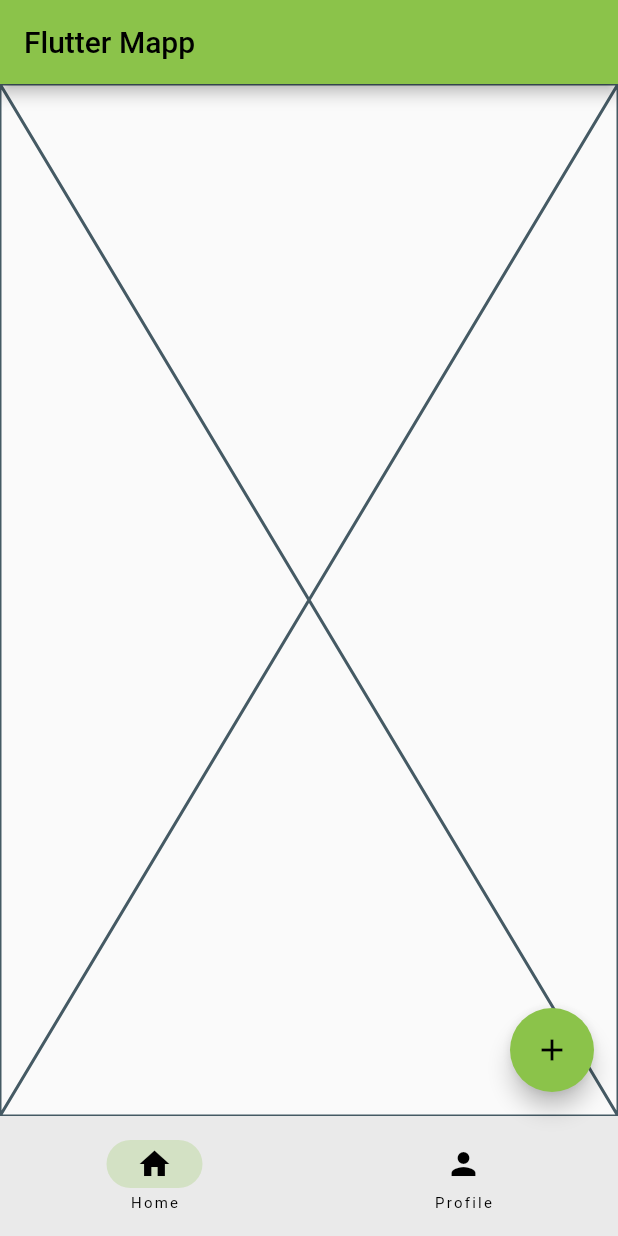
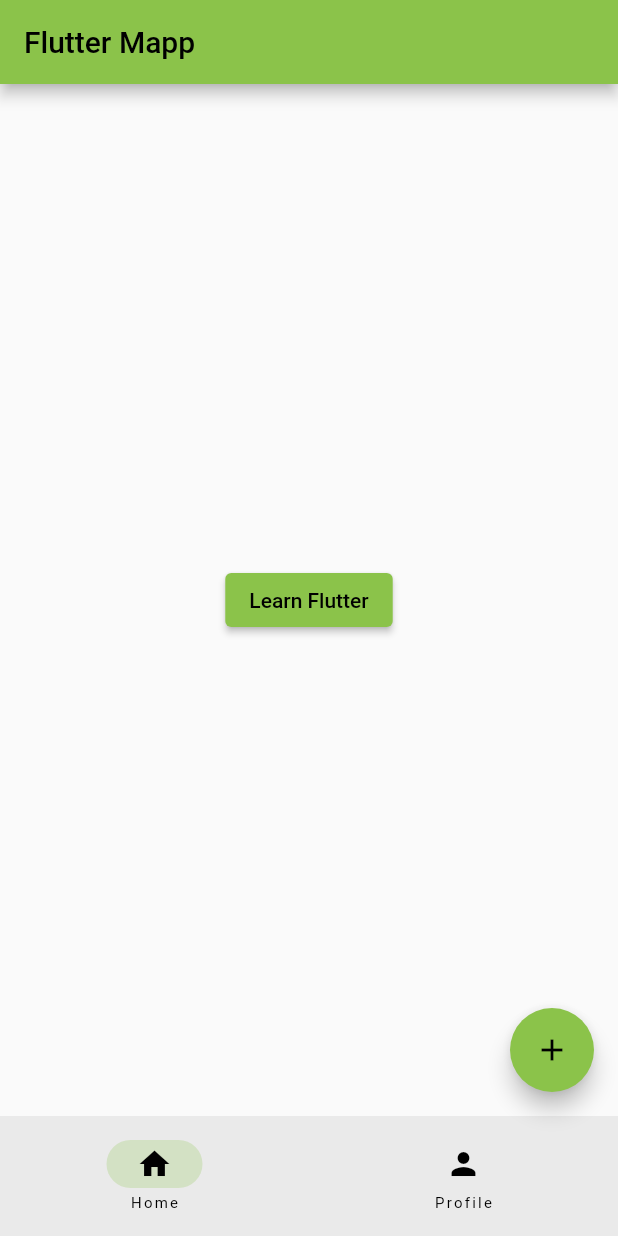
Before and after one commit to gogamid/flutter-mapp-1h, a Flutter app: the screen it shows after launch, on a phone screen of 412 x 824 dp. Run offline on Flutter 3.47's test engine with Material 2 defaults, Android fonts, the phone set to English and light mode, and no system bars.

Commit message:
feat: add ElevatedButton to the center using Center Widget

```diff
--- a/lib/home_page.dart
+++ b/lib/home_page.dart
@@ -1,11 +1,13 @@
 import 'package:flutter/material.dart';
-
 
 class HomePage extends StatelessWidget {
   const HomePage({Key? key}) : super(key: key);
 
   @override
   Widget build(BuildContext context) {
-    return const Placeholder();
+    return Center(
+      child:
+          ElevatedButton(onPressed: () {}, child: const Text('Learn Flutter')),
+    );
   }
 }
```
